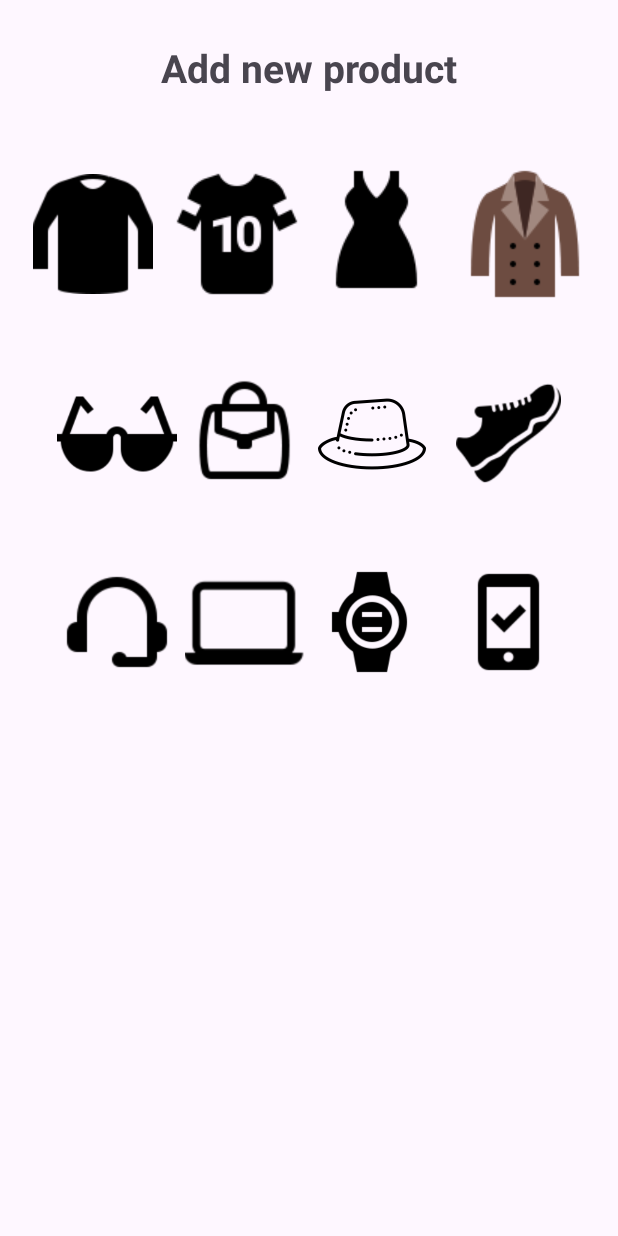
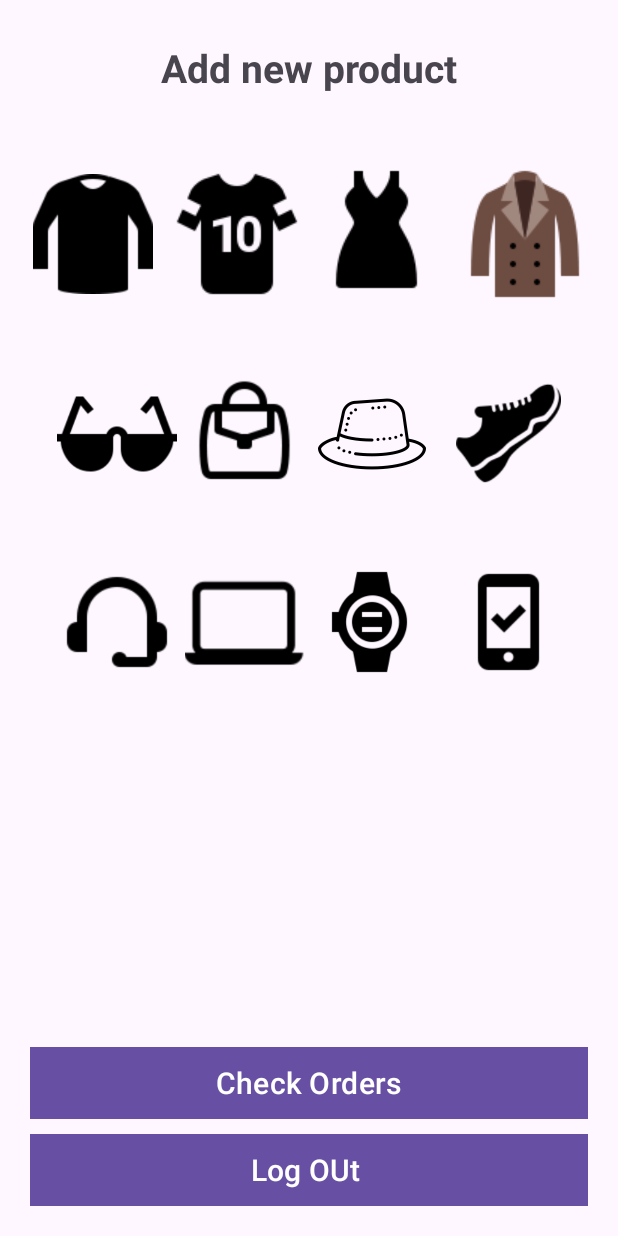
Before and after one commit to Tohamy20/ecommersapp, an Android app built with Jetpack Compose: the AdminCategoryActivity screen opened directly, with no data from a screen before it, on a phone screen of 412 x 824 dp. Run offline under Robolectric (Android 15) with nearby library versions, the phone set to English and light mode, and no system bars.

Commit message:
pushagainafter mahmoud after b2a admin log out

```diff
--- a/app/src/main/java/com/example/talabatend/AdminCategoryActivity.java
+++ b/app/src/main/java/com/example/talabatend/AdminCategoryActivity.java
@@ -3,6 +3,7 @@ package com.example.talabatend;
 import android.content.Intent;
 import android.os.Bundle;
 import android.view.View;
+import android.widget.Button;
 import android.widget.ImageView;
 
 import androidx.appcompat.app.AppCompatActivity;
@@ -13,11 +14,44 @@ public class AdminCategoryActivity extends AppCompatActivity {
     private ImageView tshirts,sportsshirts,femaledresses,sweathers;
     private ImageView glasses,hatscaps,walletsbagspurses,shoes;
     private ImageView headphoneshandfree,laptops,watches,mobilephones;
+    private Button logoutbtn,checkorderbutton;
+
 
     @Override
     protected void onCreate(Bundle savedInstanceState) {
         super.onCreate(savedInstanceState);
         setContentView(R.layout.activity_admin_category);
+
+        logoutbtn = (Button)findViewById(R.id.admin_logout_btn);
+        checkorderbutton = (Button)findViewById(R.id.check_out_orders_btn);
+
+
+        logoutbtn.setOnClickListener(new View.OnClickListener() {
+            @Override
+            public void onClick(View v)
+            {
+
+                    Intent intent = new Intent(AdminCategoryActivity.this,MainActivity.class);
+                    intent.addFlags(Intent.FLAG_ACTIVITY_CLEAR_TASK | Intent.FLAG_ACTIVITY_CLEAR_TASK);
+                    startActivity(intent);
+                    finish();
+
+
+
+            }
+        });
+        checkorderbutton.setOnClickListener(new View.OnClickListener() {
+            @Override
+            public void onClick(View v)
+            {
+                Intent intent = new Intent(AdminCategoryActivity.this,AdminNewOrdersActivity.class);
+
+                startActivity(intent);
+            }
+        });
+
+
+
         tshirts = (ImageView)findViewById(R.id.t_shirts);
         sportsshirts = (ImageView)findViewById(R.id.sports_t_shirt);
         femaledresses = (ImageView)findViewById(R.id.female_dresses);
--- a/app/src/main/res/layout/activity_admin_category.xml
+++ b/app/src/main/res/layout/activity_admin_category.xml
@@ -155,4 +155,39 @@
             />
 
     </LinearLayout>
+    <Button
+        android:id="@+id/check_out_orders_btn"
+        android:layout_width="match_parent"
+        android:layout_height="wrap_content"
+        android:layout_above="@id/admin_logout_btn"
+        android:layout_marginLeft="20dp"
+        android:layout_marginRight="20dp"
+        android:layout_marginBottom="10dp"
+
+        android:background="@color/design_default_color_primary_dark"
+        android:text="Check Orders"
+        android:textColor="@color/white"
+        android:textSize="20dp"
+        android:textAllCaps="false"
+
+
+        />
+
+    <Button
+        android:id="@+id/admin_logout_btn"
+        android:layout_width="match_parent"
+        android:layout_height="wrap_content"
+        android:layout_alignParentBottom="true"
+        android:layout_marginLeft="20dp"
+        android:layout_marginRight="20dp"
+        android:layout_marginBottom="20dp"
+
+        android:background="@color/design_default_color_primary_dark"
+        android:text="Log OUt "
+        android:textColor="@color/white"
+        android:textSize="20dp"
+        android:textAllCaps="false"
+
+
+        />
 </RelativeLayout>
```
Also changed, not shown: app/src/main/AndroidManifest.xml (+11 -7 lines), app/src/main/java/com/example/talabatend/AdminNewOrdersActivity.java (added, +15 -0 lines), app/src/main/res/layout/activity_admin_new_orders.xml (added, +9 -0 lines).
